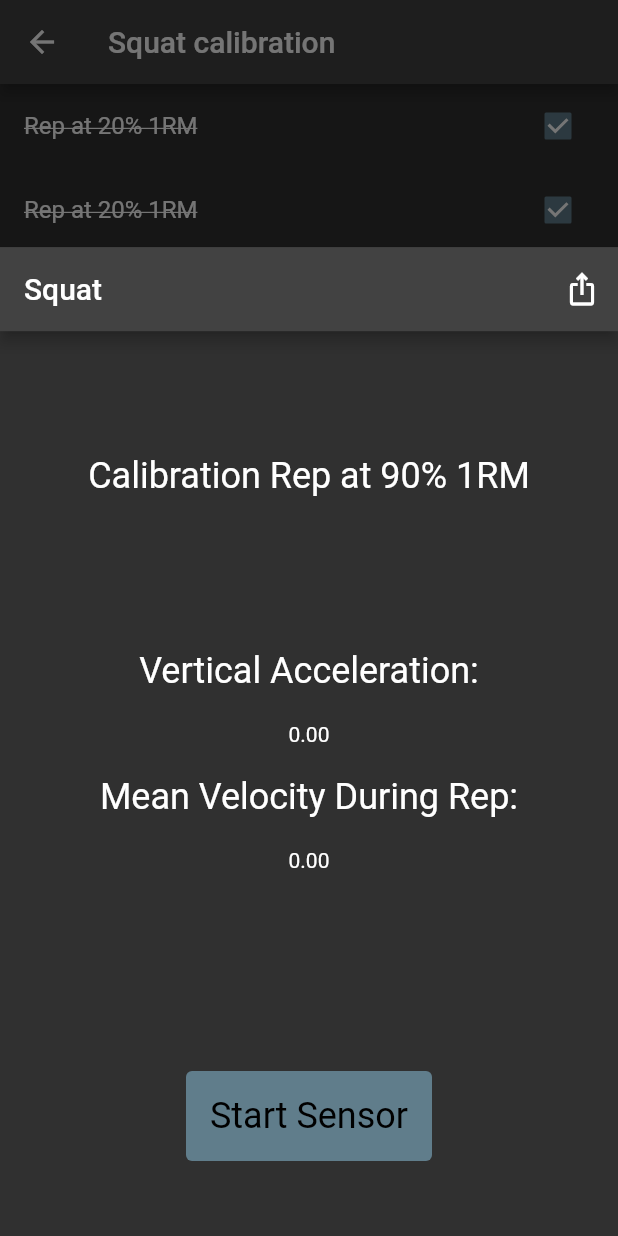
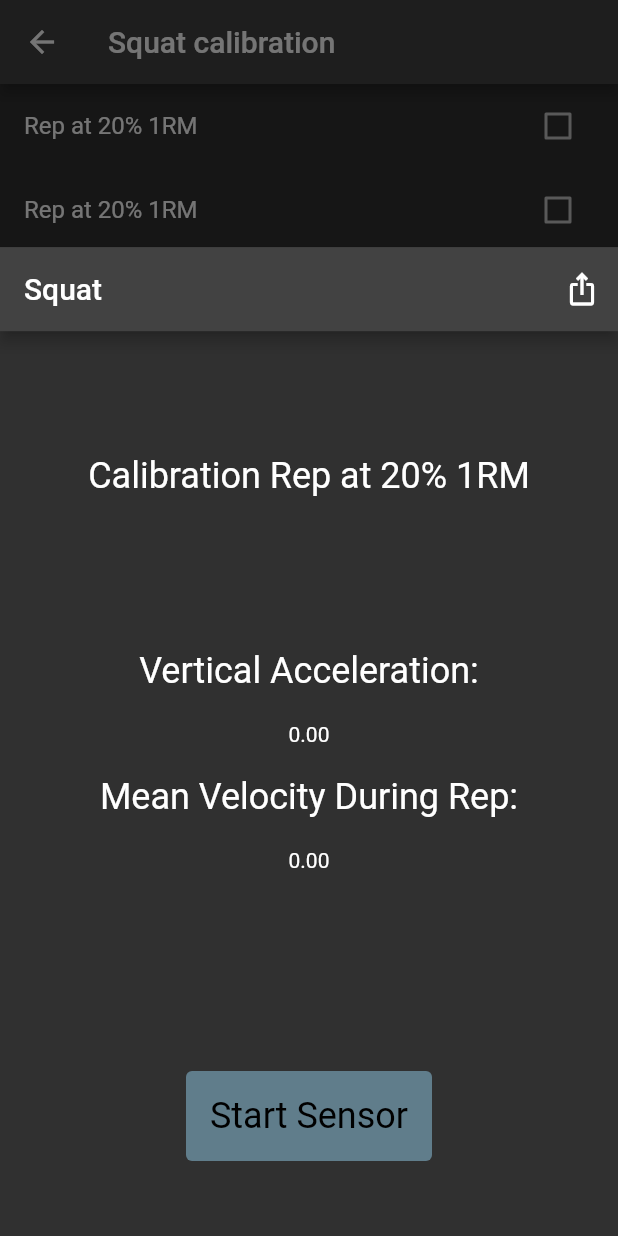
Before and after one commit to calexluke/smart_barbell_collar, a Flutter app: the CalibrationView screen opened directly with empty values, after a tap on "Start Exercise", on a phone screen of 412 x 824 dp. Run offline on Flutter 3.47's test engine with Material 2 defaults, Android fonts, the phone set to English and light mode, and no system bars; our stand-ins replace sensors_plus, share_plus, shared_preferences; missing offline and left inert: ml_algo, ml_dataframe; accounts and stored records are empty.

Commit message:
remove debug/test calibration code

```diff
--- a/lib/calibration_data.dart
+++ b/lib/calibration_data.dart
@@ -18,19 +18,19 @@ class CalibrationData extends ChangeNotifier {
 
   // hardcoded for testing purposes
   LinearRegressor? squatLoadVelocityModel;
-  int squatCalibrationIndex = 10;
+  int squatCalibrationIndex = 0;
   List<CalibrationDataPoint> squatCalibrationDataList = [
-    CalibrationDataPoint(20, 1.41),
-    CalibrationDataPoint(20, 1.41),
-    CalibrationDataPoint(20, 1.41),
-    CalibrationDataPoint(40, 1.16),
-    CalibrationDataPoint(40, 1.16),
-    CalibrationDataPoint(40, 1.16),
-    CalibrationDataPoint(60, 0.86),
-    CalibrationDataPoint(60, 0.86),
-    CalibrationDataPoint(60, 0.86),
-    CalibrationDataPoint(80, 0.55),
-    CalibrationDataPoint(90, 0.40),
+    CalibrationDataPoint(20, 0.0),
+    CalibrationDataPoint(20, 0.0),
+    CalibrationDataPoint(20, 0.0),
+    CalibrationDataPoint(40, 0.0),
+    CalibrationDataPoint(40, 0.0),
+    CalibrationDataPoint(40, 0.0),
+    CalibrationDataPoint(60, 0.0),
+    CalibrationDataPoint(60, 0.0),
+    CalibrationDataPoint(60, 0.0),
+    CalibrationDataPoint(80, 0.0),
+    CalibrationDataPoint(90, 0.0),
   ];
 
   LinearRegressor? benchLoadVelocityModel;
@@ -365,25 +365,9 @@ class CalibrationData extends ChangeNotifier {
     ];
   }
 
-  List<CalibrationDataPoint> hardcodedCalibrationList() {
-    return [
-      CalibrationDataPoint(20, 1.41),
-      CalibrationDataPoint(20, 1.41),
-      CalibrationDataPoint(20, 1.41),
-      CalibrationDataPoint(40, 1.16),
-      CalibrationDataPoint(40, 1.16),
-      CalibrationDataPoint(40, 1.16),
-      CalibrationDataPoint(60, 0.86),
-      CalibrationDataPoint(60, 0.86),
-      CalibrationDataPoint(60, 0.86),
-      CalibrationDataPoint(80, 0.55),
-      CalibrationDataPoint(90, 0.40),
-    ];
-  }
-
   void resetCalibrationData() {
-    squatCalibrationDataList = hardcodedCalibrationList();
-    squatCalibrationIndex = 10;
+    squatCalibrationDataList = emptyCalibrationList();
+    squatCalibrationIndex = 0;
     storeDataToPreferences('Squat');
 
     benchCalibrationDataList = emptyCalibrationList();
--- a/lib/sensor_view.dart
+++ b/lib/sensor_view.dart
@@ -332,10 +332,8 @@ class _SensorViewPageState extends State<SensorViewPage> {
           }
         } else {
           // completed calibration rep. Update the current data point and advance index
-          if (widget.title != "Squat") { // squat is using hardcoded data for debug purposes for now
-            print('update calibration datapoint');
-            Provider.of<CalibrationData>(context, listen: false).updateCurrentCalibrationDataPoint(meanVelocity, widget.title);
-          }
+          print('update calibration datapoint');
+          Provider.of<CalibrationData>(context, listen: false).updateCurrentCalibrationDataPoint(meanVelocity, widget.title);
           Provider.of<CalibrationData>(context, listen: false).updateCalibrationIndex(widget.title);
 
           if(Provider.of<CalibrationData>(context, listen: false).calibrationIsComplete(widget.title)) {
```
Also changed, not shown: lib/home_view.dart (+3 -7 lines), lib/sensor_manager.dart (+0 -9 lines).
